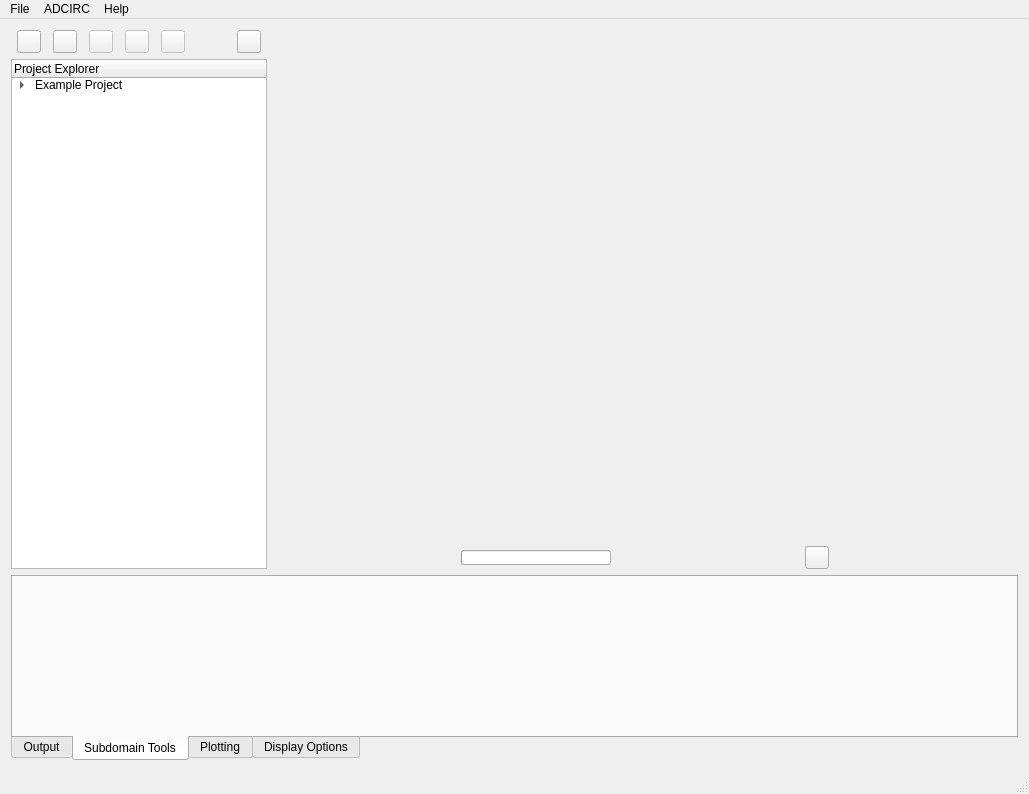
First picture: the form in MainWindow.ui, repository atdyer/adcircSubdomainTool, before the edit.
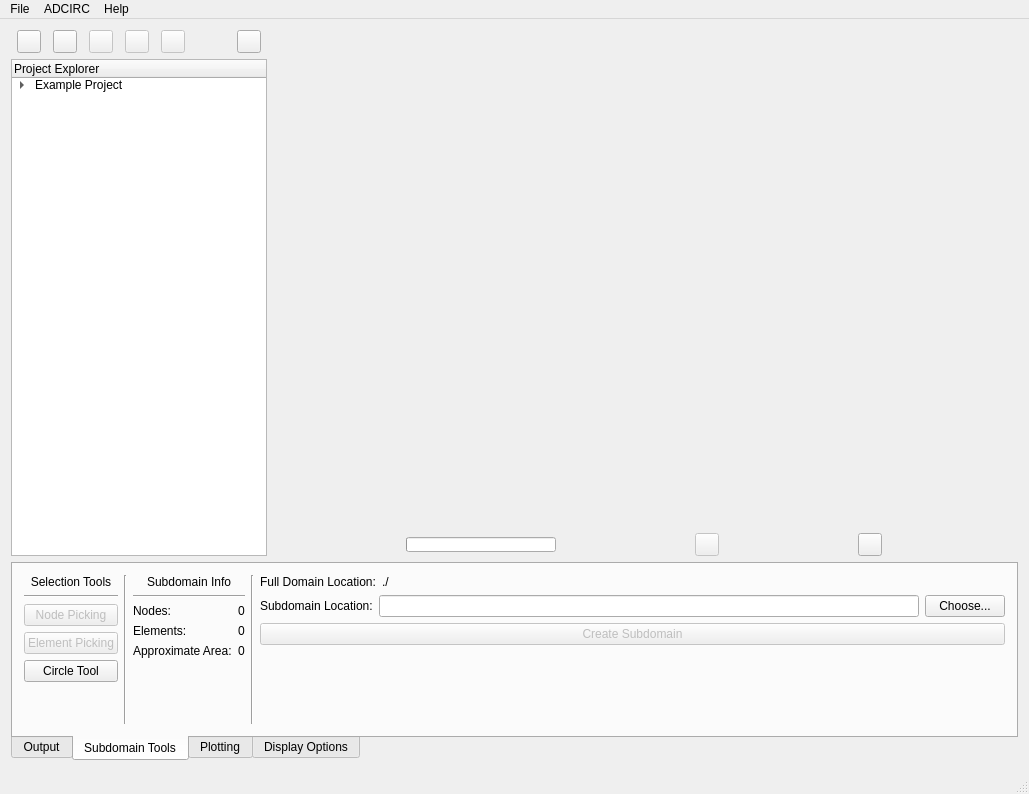
Second picture: the form after the edit. The open tabs and pages were chosen to show the change. Icons and pictures are not drawn. Custom widgets are drawn as their Qt base class.

Commit message: Added circle selection functionality to the Quadtree class

Patch:
```diff
--- a/MainWindow.ui
+++ b/MainWindow.ui
@@ -348,6 +348,25 @@
             </property>
            </widget>
           </item>
+          <item>
+           <widget class="QToolButton" name="undoButton">
+            <property name="enabled">
+             <bool>false</bool>
+            </property>
+            <property name="toolTip">
+             <string>Undo</string>
+            </property>
+            <property name="statusTip">
+             <string>Undo</string>
+            </property>
+            <property name="text">
+             <string/>
+            </property>
+            <property name="icon">
+             <iconset theme="edit-undo"/>
+            </property>
+           </widget>
+          </item>
           <item>
            <widget class="QToolButton" name="minimizeMainTabButton">
             <property name="text">
@@ -431,6 +450,241 @@
        <attribute name="title">
         <string>Subdomain Tools</string>
        </attribute>
+       <layout class="QHBoxLayout" name="horizontalLayout_2">
+        <item>
+         <layout class="QVBoxLayout" name="verticalLayout_3">
+          <item>
+           <widget class="QLabel" name="label_2">
+            <property name="text">
+             <string>Selection Tools</string>
+            </property>
+            <property name="alignment">
+             <set>Qt::AlignCenter</set>
+            </property>
+           </widget>
+          </item>
+          <item>
+           <widget class="Line" name="line">
+            <property name="orientation">
+             <enum>Qt::Horizontal</enum>
+            </property>
+           </widget>
+          </item>
+          <item>
+           <widget class="QPushButton" name="subNodePickingButton">
+            <property name="enabled">
+             <bool>false</bool>
+            </property>
+            <property name="text">
+             <string>Node Picking</string>
+            </property>
+           </widget>
+          </item>
+          <item>
+           <widget class="QPushButton" name="subElementPickingButton">
+            <property name="enabled">
+             <bool>false</bool>
+            </property>
+            <property name="text">
+             <string>Element Picking</string>
+            </property>
+           </widget>
+          </item>
+          <item>
+           <widget class="QPushButton" name="subCirclePickingButton">
+            <property name="text">
+             <string>Circle Tool</string>
+            </property>
+           </widget>
+          </item>
+          <item>
+           <spacer name="verticalSpacer">
+            <property name="orientation">
+             <enum>Qt::Vertical</enum>
+            </property>
+            <property name="sizeHint" stdset="0">
+             <size>
+              <width>20</width>
+              <height>40</height>
+             </size>
+            </property>
+           </spacer>
+          </item>
+         </layout>
+        </item>
+        <item>
+         <widget class="Line" name="line_6">
+          <property name="orientation">
+           <enum>Qt::Vertical</enum>
+          </property>
+         </widget>
+        </item>
+        <item>
+         <layout class="QVBoxLayout" name="verticalLayout_4">
+          <item>
+           <widget class="QLabel" name="label_3">
+            <property name="sizePolicy">
+             <sizepolicy hsizetype="Preferred" vsizetype="Preferred">
+              <horstretch>0</horstretch>
+              <verstretch>0</verstretch>
+             </sizepolicy>
+            </property>
+            <property name="text">
+             <string>Subdomain Info</string>
+            </property>
+            <property name="alignment">
+             <set>Qt::AlignCenter</set>
+            </property>
+           </widget>
+          </item>
+          <item>
+           <widget class="Line" name="line_2">
+            <property name="orientation">
+             <enum>Qt::Horizontal</enum>
+            </property>
+           </widget>
+          </item>
+          <item>
+           <layout class="QGridLayout" name="gridLayout">
+            <item row="0" column="0">
+             <widget class="QLabel" name="subNodesLabel">
+              <property name="text">
+               <string>Nodes:</string>
+              </property>
+             </widget>
+            </item>
+            <item row="1" column="0">
+             <widget class="QLabel" name="subElementsLabel">
+              <property name="text">
+               <string>Elements:</string>
+              </property>
+             </widget>
+            </item>
+            <item row="0" column="1">
+             <widget class="QLabel" name="subNodesCount">
+              <property name="text">
+               <string>0</string>
+              </property>
+             </widget>
+            </item>
+            <item row="1" column="1">
+             <widget class="QLabel" name="subElementsCount">
+              <property name="text">
+               <string>0</string>
+              </property>
+             </widget>
+            </item>
+            <item row="2" column="0">
+             <widget class="QLabel" name="subAreaLabel">
+              <property name="text">
+               <string>Approximate Area:</string>
+              </property>
+             </widget>
+            </item>
+            <item row="2" column="1">
+             <widget class="QLabel" name="subArea">
+              <property name="text">
+               <string>0</string>
+              </property>
+             </widget>
+            </item>
+           </layout>
+          </item>
+          <item>
+           <spacer name="verticalSpacer_2">
+            <property name="orientation">
+             <enum>Qt::Vertical</enum>
+            </property>
+            <property name="sizeHint" stdset="0">
+             <size>
+              <width>20</width>
+              <height>40</height>
+             </size>
+            </property>
+           </spacer>
+          </item>
+         </layout>
+        </item>
+        <item>
+         <widget class="Line" name="line_3">
+          <property name="orientation">
+           <enum>Qt::Vertical</enum>
+          </property>
+         </widget>
+        </item>
+        <item>
+         <layout class="QVBoxLayout" name="verticalLayout">
+          <item>
+           <layout class="QHBoxLayout" name="horizontalLayout_6">
+            <item>
+             <widget class="QLabel" name="subFullLabel">
+              <property name="sizePolicy">
+               <sizepolicy hsizetype="Maximum" vsizetype="Preferred">
+                <horstretch>0</horstretch>
+                <verstretch>0</verstretch>
+               </sizepolicy>
+              </property>
+              <property name="text">
+               <string>Full Domain Location:</string>
+              </property>
+             </widget>
+            </item>
+            <item>
+             <widget class="QLabel" name="subFullLocation">
+              <property name="text">
+               <string>./</string>
+              </property>
+             </widget>
+            </item>
+           </layout>
+          </item>
+          <item>
+           <layout class="QHBoxLayout" name="horizontalLayout_9">
+            <item>
+             <widget class="QLabel" name="subSubLabel">
+              <property name="text">
+               <string>Subdomain Location:</string>
+              </property>
+             </widget>
+            </item>
+            <item>
+             <widget class="QLineEdit" name="subLocationButton"/>
+            </item>
+            <item>
+             <widget class="QPushButton" name="pushButton">
+              <property name="text">
+               <string>Choose...</string>
+              </property>
+             </widget>
+            </item>
+           </layout>
+          </item>
+          <item>
+           <widget class="QPushButton" name="subCreateButton">
+            <property name="enabled">
+             <bool>false</bool>
+            </property>
+            <property name="text">
+             <string>Create Subdomain</string>
+            </property>
+           </widget>
+          </item>
+          <item>
+           <spacer name="verticalSpacer_3">
+            <property name="orientation">
+             <enum>Qt::Vertical</enum>
+            </property>
+            <property name="sizeHint" stdset="0">
+             <size>
+              <width>20</width>
+              <height>40</height>
+             </size>
+            </property>
+           </spacer>
+          </item>
+         </layout>
+        </item>
+       </layout>
       </widget>
       <widget class="QWidget" name="plotTab">
        <attribute name="title">
```
Left out of the diff: 2 changed lines with no effect on the pictures. The commit also changes 12 other files.
